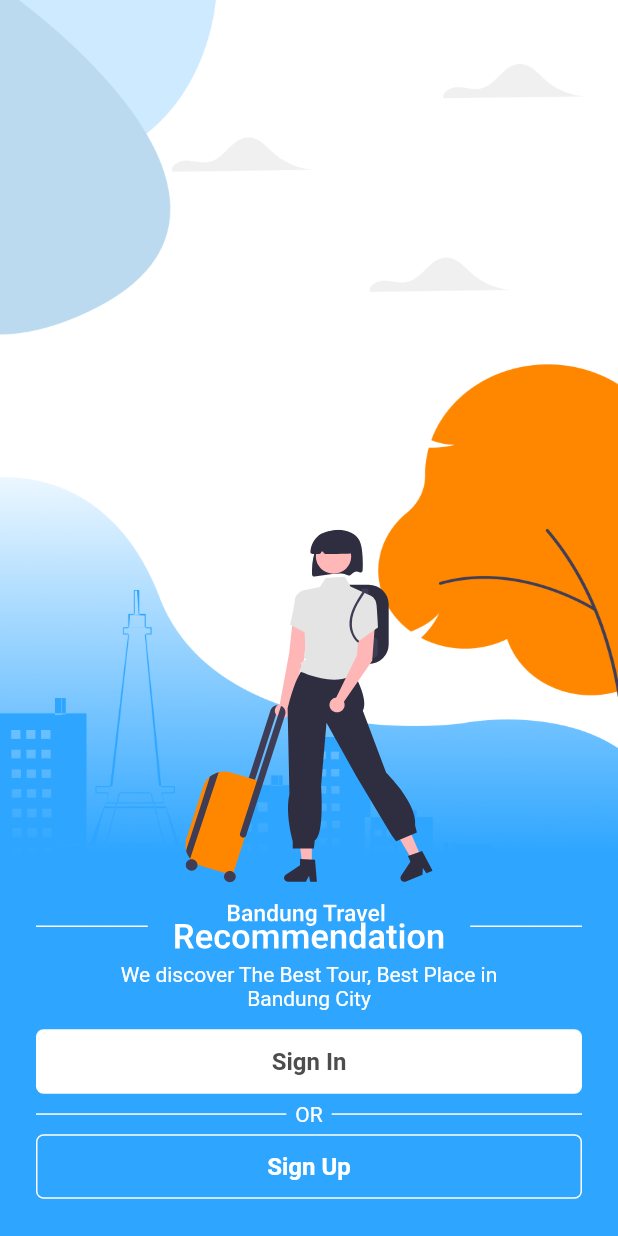
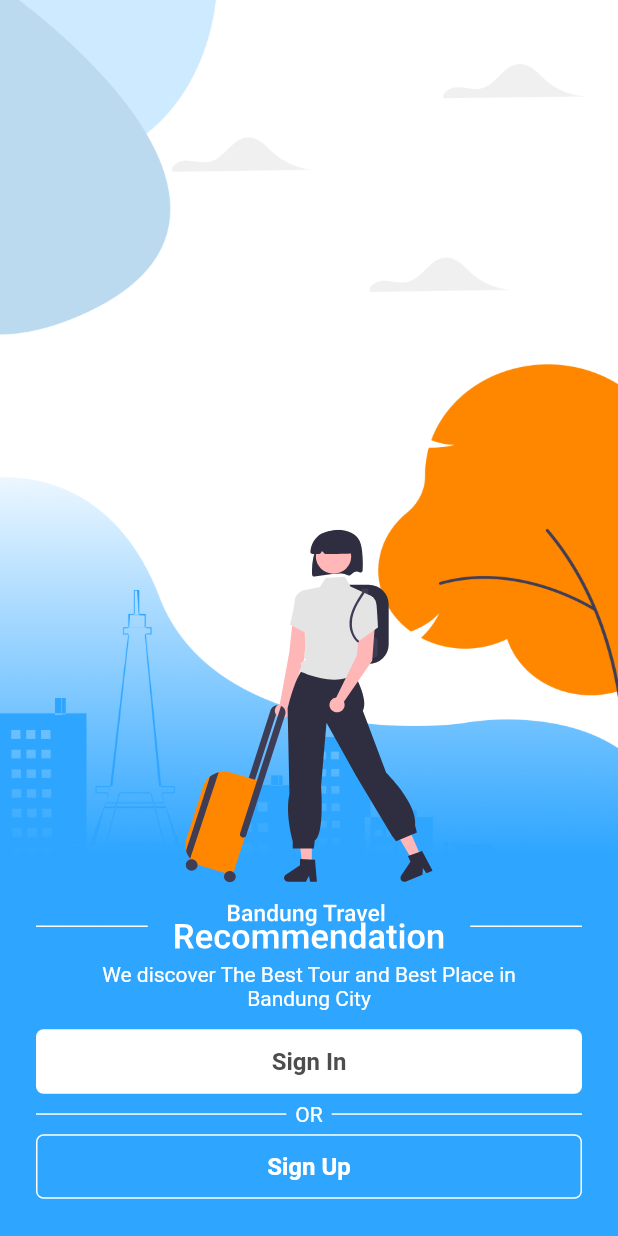
Before and after one commit to Muvazana/ABP_Bandung_Travel_Recommendation_MobileFlutter, a Flutter app: the screen it shows after launch, on a phone screen of 412 x 824 dp. Run offline on Flutter 3.47's test engine with Material 2 defaults, Android fonts, the light colour scheme and no system bars; our stand-ins replace flutter_svg, form_field_validator.

Commit message:
Update signin_or_signup_screen.dart

```diff
--- a/bandung_travel_recommendation_mobile_flutter/lib/mvvm/auth/view/signin_or_signup_screen.dart
+++ b/bandung_travel_recommendation_mobile_flutter/lib/mvvm/auth/view/signin_or_signup_screen.dart
@@ -41,7 +41,7 @@ class SignInOrSignUpScreen extends StatelessWidget {
                 ),
                 Spacer(flex: 1),
                 Text(
-                  "We discover The Best Tour, Best Place in \nBandung City",
+                  "We discover The Best Tour and Best Place in \nBandung City",
                   textAlign: TextAlign.center,
                   style: TextStyle(
                       color: Colors.white,
```
